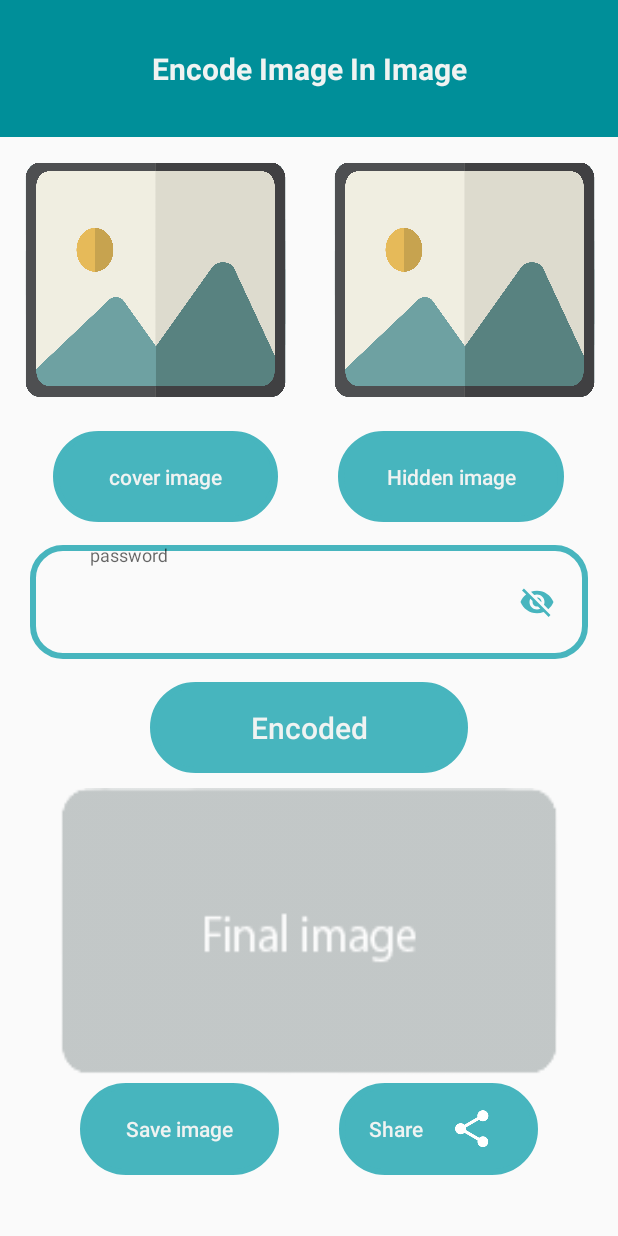
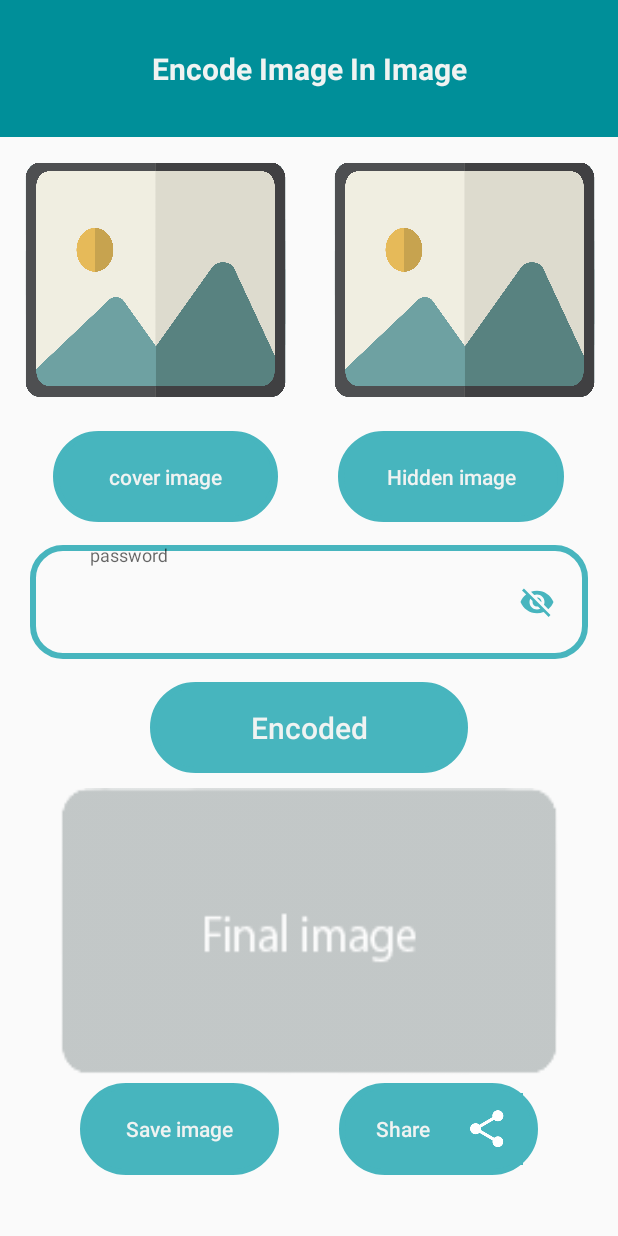
Before and after one commit to doaaessam98/steganography-app, an Android app: the EncodeImageActivity screen opened directly, with no data from a screen before it, on a phone screen of 412 x 824 dp. Run offline under Robolectric (Android 15) with nearby library versions, the phone set to English and light mode, and no system bars; our stand-ins replace Firebase (no records; nobody signed in at launch, a user with empty details on screens opened directly), data binding; 2 statements that could not run were skipped.

Commit message:
finish encode and decode image in image

```diff
--- a/app/src/main/res/layout/activity_encode_image.xml
+++ b/app/src/main/res/layout/activity_encode_image.xml
@@ -232,7 +232,7 @@
                 android:background="@drawable/upload_image_background"
                 android:drawableRight="@mipmap/share_icon"
                 android:paddingLeft="10dp"
-                android:paddingRight="20dp"
+                android:paddingRight="10dp"
                 android:text="Share"
                 android:textAllCaps="false"
                 android:textColor="@color/text_color"
```
